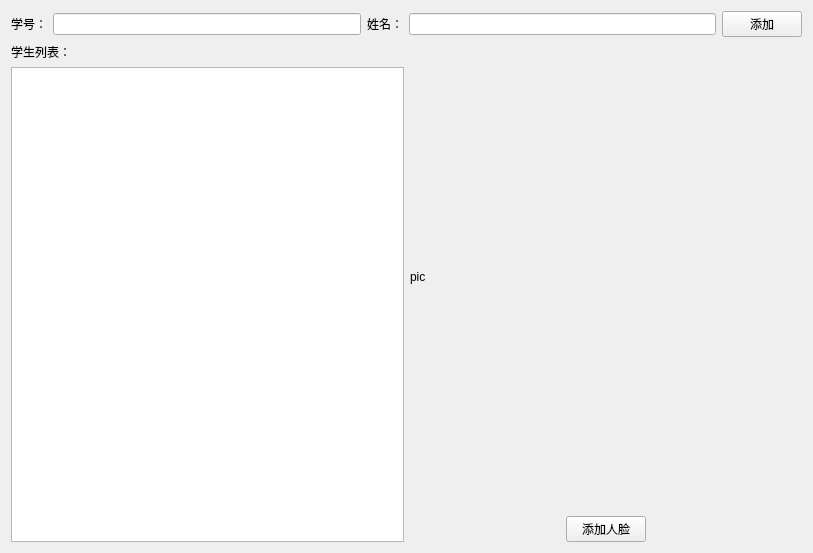
Qt form src/gui/admiwidget/admin/ui_face.ui (eagleqq/BaiDuFace) before a commit.
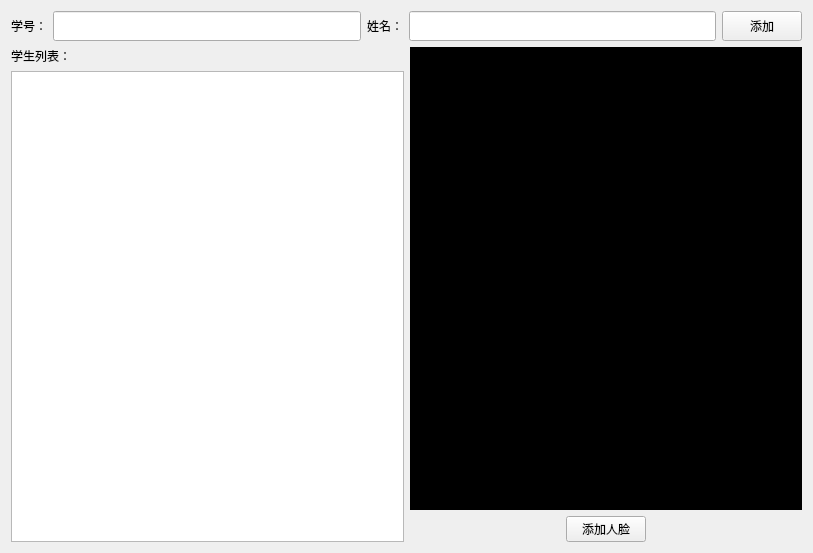
The same form after that commit.

Diff of the .ui file:
```diff
--- a/src/gui/admiwidget/admin/ui_face.ui
+++ b/src/gui/admiwidget/admin/ui_face.ui
@@ -24,7 +24,14 @@
       </widget>
      </item>
      <item>
-      <widget class="QLineEdit" name="lineEdit_id"/>
+      <widget class="QLineEdit" name="lineEdit_id">
+       <property name="minimumSize">
+        <size>
+         <width>0</width>
+         <height>30</height>
+        </size>
+       </property>
+      </widget>
      </item>
      <item>
       <widget class="QLabel" name="label_2">
@@ -34,10 +41,23 @@
       </widget>
      </item>
      <item>
-      <widget class="QLineEdit" name="lineEdit_name"/>
+      <widget class="QLineEdit" name="lineEdit_name">
+       <property name="minimumSize">
+        <size>
+         <width>0</width>
+         <height>30</height>
+        </size>
+       </property>
+      </widget>
      </item>
      <item>
       <widget class="QPushButton" name="pushButton_add_student">
+       <property name="minimumSize">
+        <size>
+         <width>0</width>
+         <height>30</height>
+        </size>
+       </property>
        <property name="text">
         <string>添加</string>
        </property>
@@ -69,8 +89,11 @@
          <verstretch>0</verstretch>
         </sizepolicy>
        </property>
+       <property name="styleSheet">
+        <string notr="true">background-color: rgb(0, 0, 0);</string>
+       </property>
        <property name="text">
-        <string>pic</string>
+        <string/>
        </property>
       </widget>
      </item>
```
